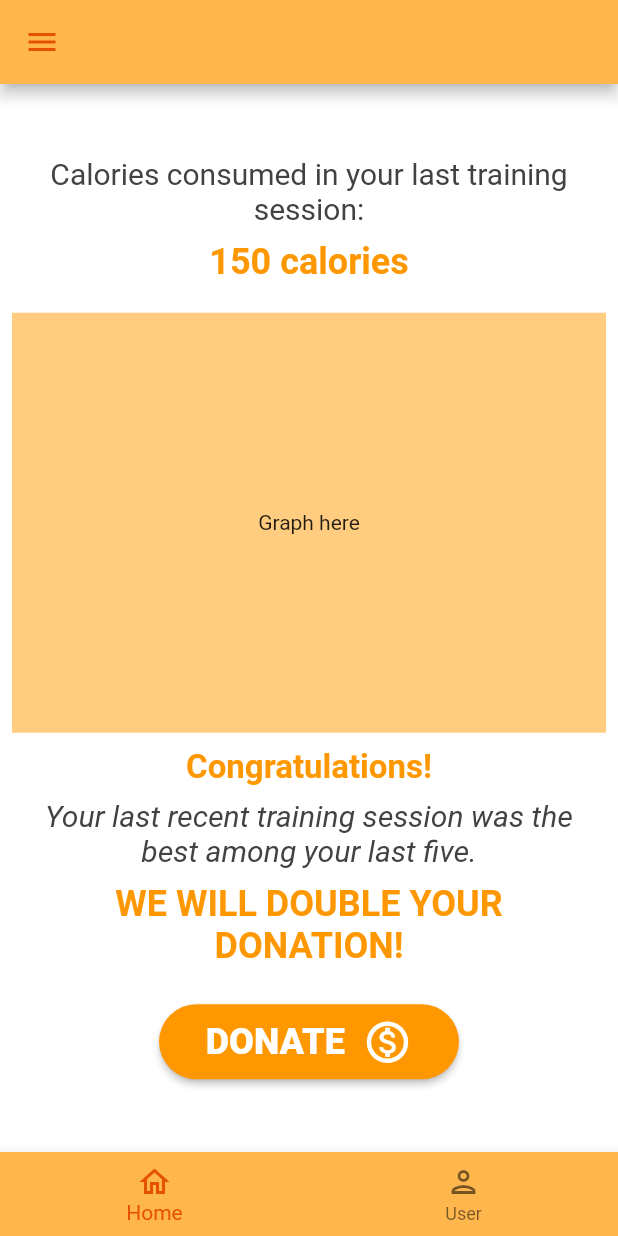
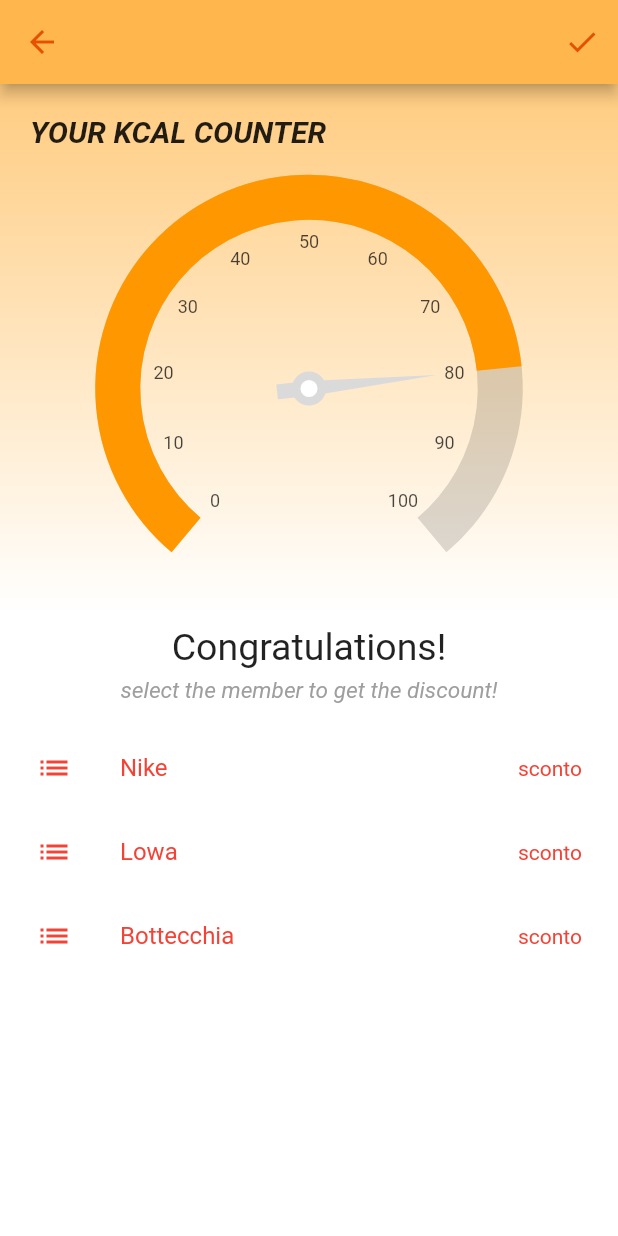
Before and after one commit to pieguarise/app_WGP, a Flutter app: the screen it shows after launch, after a tap on "DONATE", on a phone screen of 412 x 824 dp. Run offline on Flutter 3.47's test engine with Material 2 defaults, Android fonts, the phone set to English and light mode, and no system bars; drawn by our look-alikes of syncfusion_flutter_gauges; our stand-ins replace material_design_icons_flutter.

Commit message:
[p] donationPage and homePage pushNavigation botton

```diff
--- a/app_calorie/lib/pages/donationPage.dart
+++ b/app_calorie/lib/pages/donationPage.dart
@@ -0,0 +1,174 @@
+import 'package:flutter/material.dart';
+import 'package:material_design_icons_flutter/material_design_icons_flutter.dart';
+import 'package:app_calorie/pages/homePage.dart';
+import 'package:syncfusion_flutter_gauges/gauges.dart';
+
+class DonationPage extends StatefulWidget {
+  DonationPage({Key? key}) : super(key: key);
+
+  static const DonationPageName = 'DonationPage';
+
+  @override
+  State<DonationPage> createState() => _DonationPageState();
+}
+
+class _DonationPageState extends State<DonationPage> {
+  final DateTime date = DateTime.now();
+
+  @override
+  Widget build(BuildContext context) {
+    //print('${DonationPage.DonationPageName} built');
+    return Scaffold(
+      appBar: AppBar(
+        backgroundColor: Colors.orange.shade300,
+        iconTheme: const IconThemeData(color: Color.fromARGB(255, 230, 81, 0)),
+        actions: [
+          IconButton(
+              onPressed: () => Navigator.pop(context),
+              //Provider.of<Cart>(context, listen: false).clearCart(),
+              icon: const Icon(Icons.done))
+        ],
+      ),
+      backgroundColor: Colors.white,
+      body: Column(children: [
+        Container(
+            width: 700,
+            decoration: BoxDecoration(
+              shape: BoxShape.rectangle,
+              gradient: LinearGradient(
+                colors: [
+                  Colors.orange.shade200,
+                  const Color.fromARGB(255, 255, 255, 255)
+                ],
+                begin: Alignment.topCenter,
+                end: Alignment.bottomCenter,
+              ),
+            ),
+            child: Column(
+                crossAxisAlignment: CrossAxisAlignment.center,
+                children: [
+                  const SizedBox(
+                    height: 20,
+                  ),
+                  const Row(
+                    children: [
+                      SizedBox(
+                        width: 20,
+                      ),
+                      Text(
+                        'YOUR KCAL COUNTER',
+                        style: TextStyle(
+                            fontSize: 20,
+                            fontWeight: FontWeight.bold,
+                            fontStyle: FontStyle.italic),
+                      ),
+                    ],
+                  ),
+                  const SizedBox(
+                    height: 10,
+                  ),
+                  SizedBox(
+                    width: 300,
+                    height: 300,
+                    child: _scoreBoard(context, kCal: 80),
+                  )
+
+                  /*
+              CircleAvatar(
+                radius: 70,
+                child: Image.asset(
+                  'assets/batman.webp',
+                ),
+              ),
+              */
+                ])),
+        _bottomDonationPage(),
+      ]),
+    );
+  }
+} //Page
+
+Widget _scoreBoard(BuildContext context, {required double kCal}) {
+  return Center(
+      child: SfRadialGauge(
+    axes: <RadialAxis>[
+      RadialAxis(
+          axisLineStyle: const AxisLineStyle(thickness: 30),
+          showTicks: false,
+          pointers: <GaugePointer>[
+            NeedlePointer(
+                value: kCal,
+                enableAnimation: true,
+                needleStartWidth: 0,
+                needleEndWidth: 5,
+                needleColor: Color(0xFFDADADA),
+                knobStyle: const KnobStyle(
+                    color: Colors.white,
+                    borderColor: Color(0xFFDADADA),
+                    knobRadius: 0.06,
+                    borderWidth: 0.04),
+                tailStyle: const TailStyle(
+                    color: Color(0xFFDADADA), width: 5, length: 0.15)),
+            RangePointer(
+                value: kCal,
+                width: 30,
+                enableAnimation: true,
+                color: Colors.orange)
+          ])
+    ],
+  ));
+}
+
+class _bottomDonationPage extends StatefulWidget {
+  const _bottomDonationPage({super.key});
+
+  @override
+  State<_bottomDonationPage> createState() => __bottomDonationPageState();
+}
+
+class __bottomDonationPageState extends State<_bottomDonationPage> {
+  @override
+  Widget build(BuildContext context) {
+    return Padding(
+      padding: const EdgeInsets.all(8.0),
+      child: Column(
+        children: [
+          const Text(
+            'Congratulations!',
+            style: TextStyle(
+              fontSize: 25,
+            ),
+          ),
+          const SizedBox(
+            height: 5,
+          ),
+          const Text(
+            'select the member to get the discount!',
+            style: TextStyle(
+                fontSize: 15, color: Colors.grey, fontStyle: FontStyle.italic),
+          ),
+          const SizedBox(
+            height: 15,
+          ),
+          Container(width: 400, height: 250, child: _listViewMembers()),
+        ],
+      ),
+    );
+  }
+}
+
+Widget _listViewMembers() {
+  final List<String> members = ['Nike', 'Lowa', 'Bottecchia'];
+  return ListView.builder(
+    itemCount: members.length,
+    itemBuilder: (BuildContext context, int index) {
+      return ListTile(
+        selected: true,
+        selectedColor: Colors.red,
+        leading: const Icon(Icons.list),
+        title: Text(members[index]),
+        trailing: Text('sconto'),
+      );
+    },
+  );
+}
--- a/app_calorie/lib/pages/homePage.dart
+++ b/app_calorie/lib/pages/homePage.dart
@@ -1,21 +1,19 @@
 import 'package:flutter/material.dart';
 import 'package:app_calorie/models/training.dart';
+import 'package:app_calorie/pages/donationPage.dart';
 
-
-Widget _toDisplayText(List<Training> recentTrainings){
-  if (compareTrainings(recentTrainings)){
+Widget _toDisplayText(List<Training> recentTrainings) {
+  if (compareTrainings(recentTrainings)) {
     return Padding(
-      padding: const EdgeInsets.symmetric(horizontal:10.0),
+      padding: const EdgeInsets.symmetric(horizontal: 10.0),
       child: Column(
         mainAxisAlignment: MainAxisAlignment.center,
         children: const [
-          Text(
-            "Congratulations!",
+          Text("Congratulations!",
               style: TextStyle(
                   color: Colors.orange,
                   fontSize: 22,
-              fontWeight: FontWeight.bold)
-          ),
+                  fontWeight: FontWeight.bold)),
           SizedBox(height: 8),
           Text(
               "Your last recent training session was the best among your last five.",
@@ -23,17 +21,14 @@ Widget _toDisplayText(List<Training> recentTrainings){
               style: TextStyle(
                   color: Color(0xFF424242),
                   fontSize: 20,
-              fontStyle: FontStyle.italic)
-          ),
+                  fontStyle: FontStyle.italic)),
           SizedBox(height: 10),
-          Text(
-            "WE WILL DOUBLE YOUR DONATION!",
+          Text("WE WILL DOUBLE YOUR DONATION!",
               textAlign: TextAlign.center,
               style: TextStyle(
                   color: Colors.orange,
                   fontSize: 24,
-              fontWeight: FontWeight.bold)
-          ),
+                  fontWeight: FontWeight.bold)),
         ],
       ),
     );
@@ -41,13 +36,11 @@ Widget _toDisplayText(List<Training> recentTrainings){
     return Column(
       mainAxisAlignment: MainAxisAlignment.center,
       children: const [
-        Text(
-          "Good job!",
+        Text("Good job!",
             style: TextStyle(
                 color: Colors.orange,
                 fontSize: 23,
-            fontWeight: FontWeight.w600)
-        ),
+                fontWeight: FontWeight.w600)),
         SizedBox(height: 8),
         Text(
             "Reminder: When your most recent training session is the best among your last 5 session, we will DOUBLE your donation",
@@ -55,13 +48,11 @@ Widget _toDisplayText(List<Training> recentTrainings){
             style: TextStyle(
                 color: Color(0xFF424242),
                 fontSize: 20,
-            fontStyle: FontStyle.italic)
-        )
+                fontStyle: FontStyle.italic))
       ],
     );
   }
 }
-
 
 class HomePage extends StatefulWidget {
   static const route = '/HomePage/';
@@ -74,7 +65,6 @@ class HomePage extends StatefulWidget {
 }
 
 class _HomePageState extends State<HomePage> {
-
   @override
   Widget build(BuildContext context) {
     return Center(
@@ -86,10 +76,7 @@ class _HomePageState extends State<HomePage> {
             const Text(
                 textAlign: TextAlign.center,
                 'Calories consumed in your last training session:',
-              style: TextStyle(
-                color: Color(0xFF424242),
-                fontSize: 20
-                )),
+                style: TextStyle(color: Color(0xFF424242), fontSize: 20)),
             const SizedBox(height: 10),
             Text(
               '${sessions1[0].calories} calories',
@@ -115,24 +102,25 @@ class _HomePageState extends State<HomePage> {
             const SizedBox(height: 25),
 
             SizedBox(
-              width:200,
-              height:50,
+              width: 200,
+              height: 50,
               child: ElevatedButton(
                 style: ElevatedButton.styleFrom(
                     backgroundColor: Colors.orange,
                     shape: RoundedRectangleBorder(
                         borderRadius: BorderRadius.circular(32.0))),
-                onPressed: () {},
+                onPressed: () => _toDonationPage(
+                  context,
+                  //Provider.of<>(context, listen: false), -1)
+                ),
                 child: Row(
                   mainAxisAlignment: MainAxisAlignment.center,
                   children: const [
-                    Text(
-                      'DONATE  ',
+                    Text('DONATE  ',
                         style: TextStyle(
                             color: Colors.white,
                             fontSize: 24,
-                        fontWeight: FontWeight.w800
-                        )),
+                            fontWeight: FontWeight.w800)),
                     Icon(
                       Icons.monetization_on_outlined,
                       color: Colors.white,
@@ -147,6 +135,18 @@ class _HomePageState extends State<HomePage> {
         ),
       ),
     );
+  }
 
+  void _toDonationPage(
+    BuildContext context,
+    // MealDB mealDB, int mealIndex
+  ) {
+    Navigator.push(
+        context,
+        MaterialPageRoute(
+            builder: (context) => DonationPage(
+                //mealDB: mealDB,
+                //mealIndex: mealIndex,
+                )));
+  } //_toDonationPage
 }
-}
--- a/app_calorie/pubspec.yaml
+++ b/app_calorie/pubspec.yaml
@@ -31,6 +31,7 @@ dependencies:
   flutter:
     sdk: flutter
   material_design_icons_flutter: ^6.0.7096
+  syncfusion_flutter_gauges: ^21.1.41
 
 
   # The following adds the Cupertino Icons font to your application.
```
Also changed, not shown: app_calorie/pubspec.lock. Lines whose indentation alone changed are shown as unchanged.
